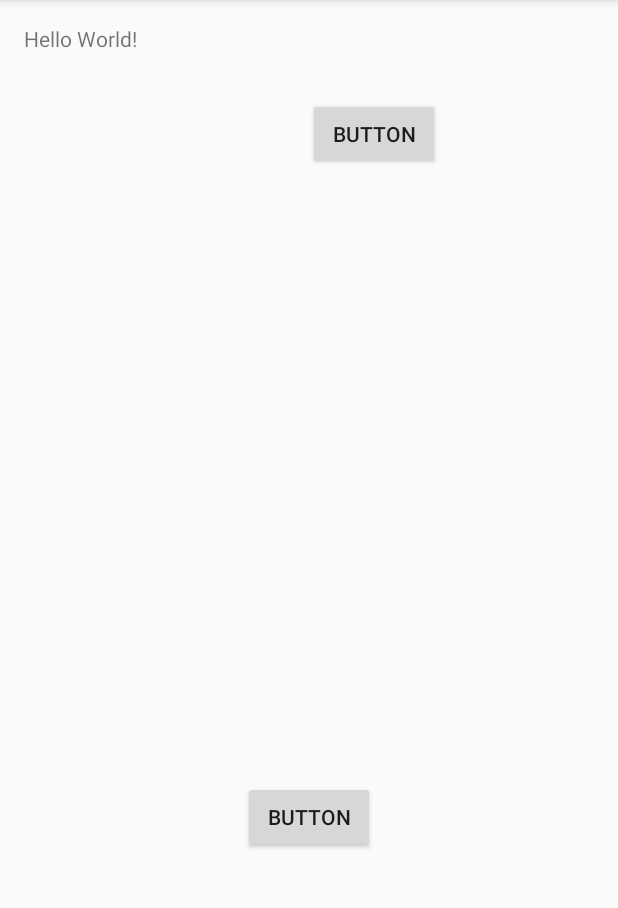
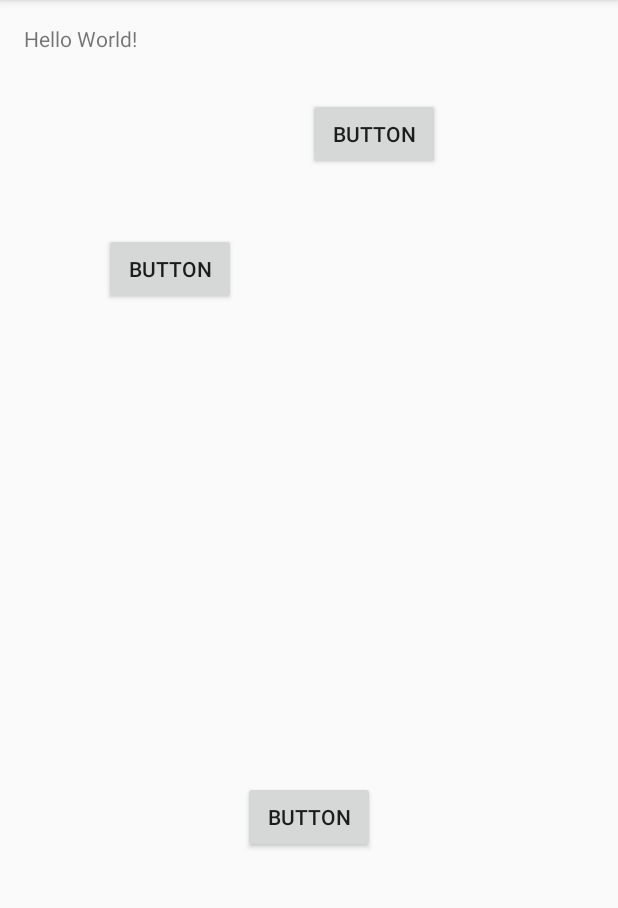
Before and after one commit to aso1501152/hidakakun, an Android app: the screen it shows after launch (MainActivity), on a phone screen of 412 x 824 dp, the part 84-992 px from its top. Run offline under Robolectric (Android 15) with nearby library versions, the phone set to English and light mode, and no system bars.

Commit message:
てすと

```diff
--- a/app/src/main/res/layout/activity_main.xml
+++ b/app/src/main/res/layout/activity_main.xml
@@ -35,4 +35,16 @@
         android:layout_marginStart="43dp"
         android:layout_marginTop="49dp"
         android:id="@+id/button5" />
+
+    <Button
+        android:text="Button"
+        android:layout_width="wrap_content"
+        android:layout_height="wrap_content"
+        android:layout_below="@+id/button5"
+        android:layout_alignParentLeft="true"
+        android:layout_alignParentStart="true"
+        android:layout_marginLeft="53dp"
+        android:layout_marginStart="53dp"
+        android:layout_marginTop="42dp"
+        android:id="@+id/button" />
 </RelativeLayout>
```
